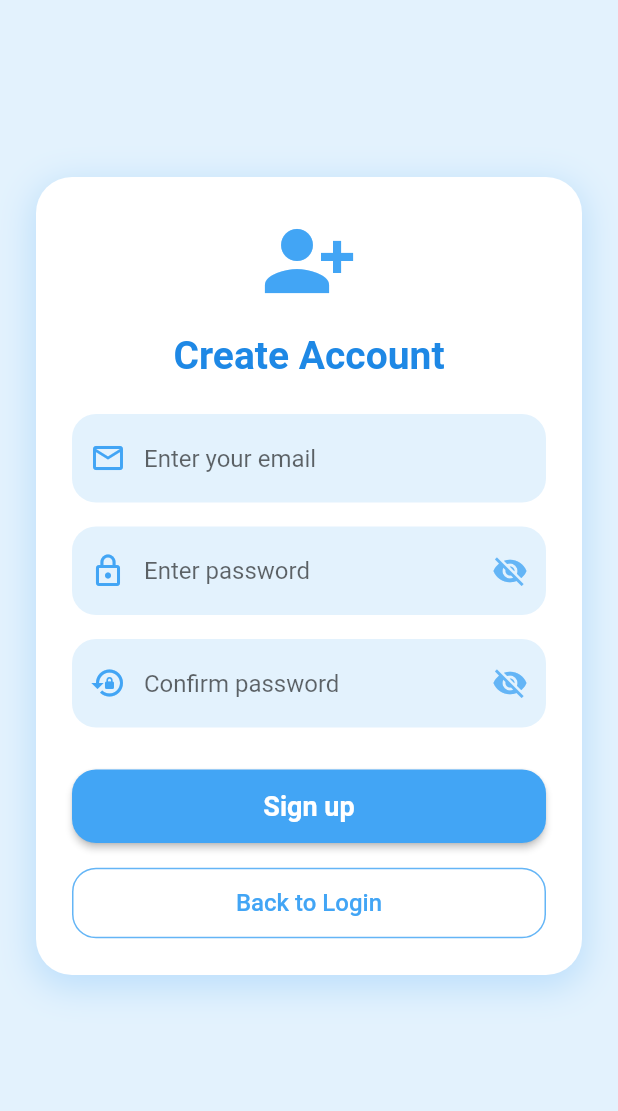
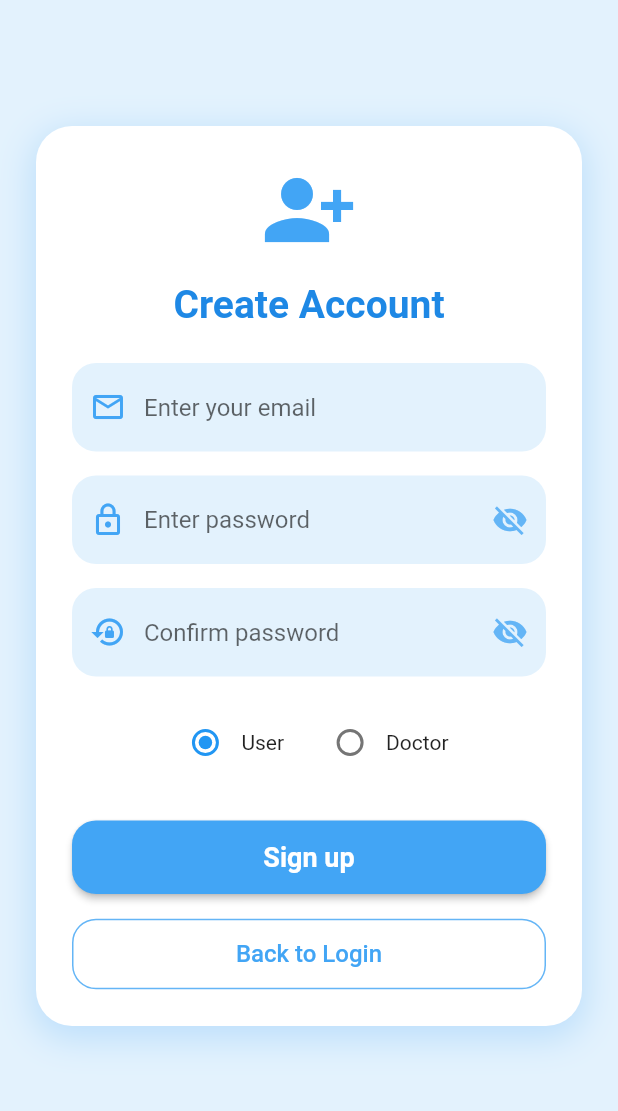
Before and after one commit to khanhdeeptryi/TechCare, a Flutter app: the screen it shows after launch, after a tap on "Register Now", on a phone screen of 412 x 824 dp, the part 84-1195 px from its top. Run offline on Flutter 3.47's test engine with Material 3 defaults, Android fonts, the phone set to English and light mode, and no system bars; our stand-ins replace cloud_firestore, firebase_auth, firebase_core, get, qr_flutter, table_calendar; accounts and stored records are empty; network calls fail.

Commit message:
chia luồng doctor user, minh

```diff
--- a/lib/features/authenticate/login.dart
+++ b/lib/features/authenticate/login.dart
@@ -3,7 +3,8 @@ import 'package:flutter/material.dart';
 import 'package:get/get.dart';
 import 'package:tech_care/features/authenticate/forgot.dart';
 import 'package:tech_care/features/authenticate/signup.dart';
-
+import 'package:cloud_firestore/cloud_firestore.dart';
+import 'package:tech_care/homepage.dart';
 class Login extends StatefulWidget {
   const Login({super.key});
 
@@ -18,10 +19,41 @@ class _LoginState extends State<Login> {
 
   Future<void> signIn() async {
   try {
-      await FirebaseAuth.instance.signInWithEmailAndPassword(
+    final credential = await FirebaseAuth.instance.signInWithEmailAndPassword(
       email: email.text.trim(),
       password: password.text.trim(),
     );
+
+    final user = credential.user;
+    if (user == null) {
+      ScaffoldMessenger.of(context).showSnackBar(
+        const SnackBar(
+          content: Text('Login failed: no user returned'),
+          backgroundColor: Colors.redAccent,
+          behavior: SnackBarBehavior.floating,
+          duration: Duration(seconds: 3),
+        ),
+      );
+      return;
+    }
+
+    // Đọc role từ Firestore: collection 'users', document = uid
+    final doc = await FirebaseFirestore.instance
+        .collection('users')
+        .doc(user.uid)
+        .get();
+
+    final data = doc.data();
+    final String role = (data?['role'] ?? 'user').toString(); // mặc định là user
+
+    // Điều hướng theo role
+    if (role == 'doctor') {
+      // TODO: thay DoctorHomePage() bằng màn hình doctor thực tế của bạn
+      Get.offAll(() => const DoctorHomePage());
+    } else {
+      // TODO: thay HomePage() bằng màn hình user thực tế của bạn
+      Get.offAll(() => const Homepage());
+    }
 
     ScaffoldMessenger.of(context).showSnackBar(
       const SnackBar(
--- a/lib/features/authenticate/signup.dart
+++ b/lib/features/authenticate/signup.dart
@@ -1,6 +1,7 @@
 import 'package:flutter/material.dart';
 import 'package:firebase_auth/firebase_auth.dart';
 import 'package:get/get.dart';
+import 'package:cloud_firestore/cloud_firestore.dart';
 import 'package:tech_care/wrapper.dart';
 
 class Signup extends StatefulWidget {
@@ -17,10 +18,13 @@ class _SignupState extends State<Signup> {
   bool _obscurePassword = true;
   bool _obscureConfirmPassword = true;
 
+  // role: 'user' hoặc 'doctor'
+  String selectedRole = 'user';
+
   signup() async {
     if (password.text.trim() != confirmPassword.text.trim()) {
       ScaffoldMessenger.of(context).showSnackBar(
-        SnackBar(
+        const SnackBar(
           content: Text('Passwords do not match!'),
           backgroundColor: Colors.red,
           behavior: SnackBarBehavior.floating,
@@ -30,31 +34,42 @@ class _SignupState extends State<Signup> {
     }
 
     try {
-      await FirebaseAuth.instance.createUserWithEmailAndPassword(
+      final cred = await FirebaseAuth.instance.createUserWithEmailAndPassword(
         email: email.text.trim(),
         password: password.text.trim(),
       );
 
+      // Lưu role vào Firestore
+      await FirebaseFirestore.instance
+          .collection('users')
+          .doc(cred.user!.uid)
+          .set({
+        'email': email.text.trim(),
+        'role': selectedRole, // 'user' hoặc 'doctor'
+        'createdAt': DateTime.now(),
+      });
+
       ScaffoldMessenger.of(context).showSnackBar(
-        SnackBar(
+        const SnackBar(
           content: Text('Account created successfully!'),
           backgroundColor: Colors.green,
           behavior: SnackBarBehavior.floating,
         ),
       );
 
-      await Future.delayed(Duration(milliseconds: 500));
+      await Future.delayed(const Duration(milliseconds: 500));
       Get.offAll(Wrapper());
     } on FirebaseAuthException catch (e) {
-      String msg = '';
+      String msg;
       if (e.code == 'weak-password') {
         msg = 'Password should be at least 6 characters.';
-      } else if (e.code == 'email-already-in-use')
+      } else if (e.code == 'email-already-in-use') {
         msg = 'An account already exists for that email.';
-      else if (e.code == 'invalid-email')
+      } else if (e.code == 'invalid-email') {
         msg = 'Invalid email address.';
-      else
+      } else {
         msg = 'An error occurred: ${e.message}';
+      }
 
       ScaffoldMessenger.of(context).showSnackBar(
         SnackBar(
@@ -65,7 +80,7 @@ class _SignupState extends State<Signup> {
       );
     } catch (e) {
       ScaffoldMessenger.of(context).showSnackBar(
-        SnackBar(
+        const SnackBar(
           content: Text('Unexpected error occurred'),
           backgroundColor: Colors.red,
           behavior: SnackBarBehavior.floating,
@@ -77,9 +92,9 @@ class _SignupState extends State<Signup> {
   @override
   Widget build(BuildContext context) {
     return Scaffold(
-      backgroundColor: Colors.blue[50], // 💠 Xanh dương nhạt tạo cảm giác tươi
+      backgroundColor: Colors.blue[50],
       appBar: AppBar(
-        title: Text("TechCare"),
+        title: const Text("TechCare"),
         backgroundColor: Colors.blue[300],
         foregroundColor: Colors.white,
         centerTitle: true,
@@ -98,7 +113,7 @@ class _SignupState extends State<Signup> {
                   color: Colors.blue.shade100,
                   blurRadius: 20,
                   spreadRadius: 2,
-                  offset: Offset(0, 6),
+                  offset: const Offset(0, 6),
                 ),
               ],
             ),
@@ -107,7 +122,7 @@ class _SignupState extends State<Signup> {
               children: [
                 Icon(Icons.person_add_alt_1,
                     size: 64, color: Colors.blue[400]),
-                SizedBox(height: 16),
+                const SizedBox(height: 16),
                 Text(
                   "Create Account",
                   style: TextStyle(
@@ -116,13 +131,14 @@ class _SignupState extends State<Signup> {
                     color: Colors.blue[600],
                   ),
                 ),
-                SizedBox(height: 24),
+                const SizedBox(height: 24),
 
                 // Email
                 TextField(
                   controller: email,
                   decoration: InputDecoration(
-                    prefixIcon: Icon(Icons.email_outlined, color: Colors.blue[400]),
+                    prefixIcon:
+                        Icon(Icons.email_outlined, color: Colors.blue[400]),
                     hintText: 'Enter your email',
                     filled: true,
                     fillColor: Colors.blue[50],
@@ -132,14 +148,15 @@ class _SignupState extends State<Signup> {
                     ),
                   ),
                 ),
-                SizedBox(height: 16),
+                const SizedBox(height: 16),
 
                 // Password
                 TextField(
                   controller: password,
                   obscureText: _obscurePassword,
                   decoration: InputDecoration(
-                    prefixIcon: Icon(Icons.lock_outline, color: Colors.blue[400]),
+                    prefixIcon:
+                        Icon(Icons.lock_outline, color: Colors.blue[400]),
                     hintText: 'Enter password',
                     filled: true,
                     fillColor: Colors.blue[50],
@@ -154,19 +171,21 @@ class _SignupState extends State<Signup> {
                             : Icons.visibility,
                         color: Colors.blue[300],
                       ),
-                      onPressed: () =>
-                          setState(() => _obscurePassword = !_obscurePassword),
+                      onPressed: () => setState(
+                        () => _obscurePassword = !_obscurePassword,
+                      ),
                     ),
                   ),
                 ),
-                SizedBox(height: 16),
+                const SizedBox(height: 16),
 
                 // Confirm Password
                 TextField(
                   controller: confirmPassword,
                   obscureText: _obscureConfirmPassword,
                   decoration: InputDecoration(
-                    prefixIcon: Icon(Icons.lock_reset, color: Colors.blue[400]),
+                    prefixIcon:
+                        Icon(Icons.lock_reset, color: Colors.blue[400]),
                     hintText: 'Confirm password',
                     filled: true,
                     fillColor: Colors.blue[50],
@@ -181,12 +200,45 @@ class _SignupState extends State<Signup> {
                             : Icons.visibility,
                         color: Colors.blue[300],
                       ),
-                      onPressed: () => setState(() =>
-                          _obscureConfirmPassword = !_obscureConfirmPassword),
+                      onPressed: () => setState(
+                        () => _obscureConfirmPassword =
+                            !_obscureConfirmPassword,
+                      ),
                     ),
                   ),
                 ),
-                SizedBox(height: 28),
+                const SizedBox(height: 20),
+
+                // Role selection: User / Doctor
+                Row(
+                  mainAxisAlignment: MainAxisAlignment.center,
+                  children: [
+                    Radio<String>(
+                      value: 'user',
+                      groupValue: selectedRole,
+                      onChanged: (value) {
+                        setState(() {
+                          selectedRole = value!;
+                        });
+                      },
+                      activeColor: Colors.blue,
+                    ),
+                    const Text("User"),
+                    const SizedBox(width: 20),
+                    Radio<String>(
+                      value: 'doctor',
+                      groupValue: selectedRole,
+                      onChanged: (value) {
+                        setState(() {
+                          selectedRole = value!;
+                        });
+                      },
+                      activeColor: Colors.blue,
+                    ),
+                    const Text("Doctor"),
+                  ],
+                ),
+                const SizedBox(height: 28),
 
                 // Nút đăng ký
                 SizedBox(
@@ -196,19 +248,19 @@ class _SignupState extends State<Signup> {
                     style: ElevatedButton.styleFrom(
                       backgroundColor: Colors.blue[400],
                       foregroundColor: Colors.white,
-                      padding: EdgeInsets.symmetric(vertical: 14),
+                      padding: const EdgeInsets.symmetric(vertical: 14),
                       shape: RoundedRectangleBorder(
                         borderRadius: BorderRadius.circular(16),
                       ),
                     ),
-                    child: Text(
+                    child: const Text(
                       "Sign up",
                       style:
                           TextStyle(fontSize: 18, fontWeight: FontWeight.bold),
                     ),
                   ),
                 ),
-                SizedBox(height: 16),
+                const SizedBox(height: 16),
 
                 // Nút quay lại
                 SizedBox(
@@ -217,7 +269,7 @@ class _SignupState extends State<Signup> {
                     onPressed: () => Get.back(),
                     style: OutlinedButton.styleFrom(
                       side: BorderSide(color: Colors.blue[300]!),
-                      padding: EdgeInsets.symmetric(vertical: 14),
+                      padding: const EdgeInsets.symmetric(vertical: 14),
                       shape: RoundedRectangleBorder(
                         borderRadius: BorderRadius.circular(16),
                       ),
```
Also changed, not shown: lib/homepage.dart (+9 -0 lines). Lines whose indentation alone changed are shown as unchanged.
